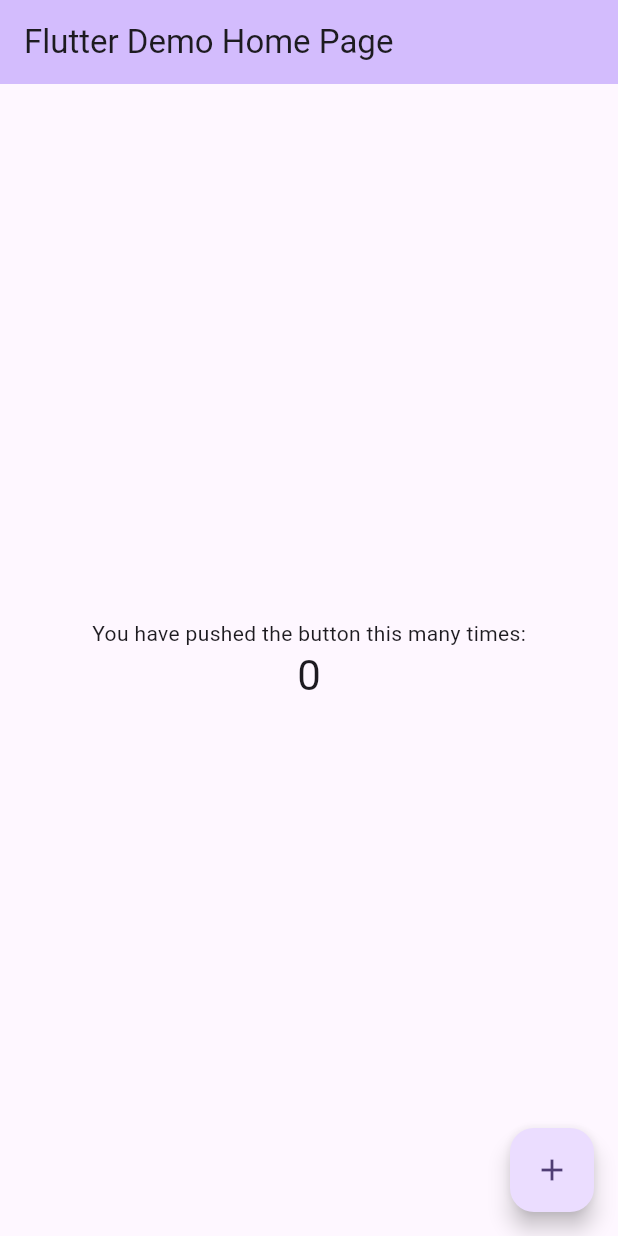
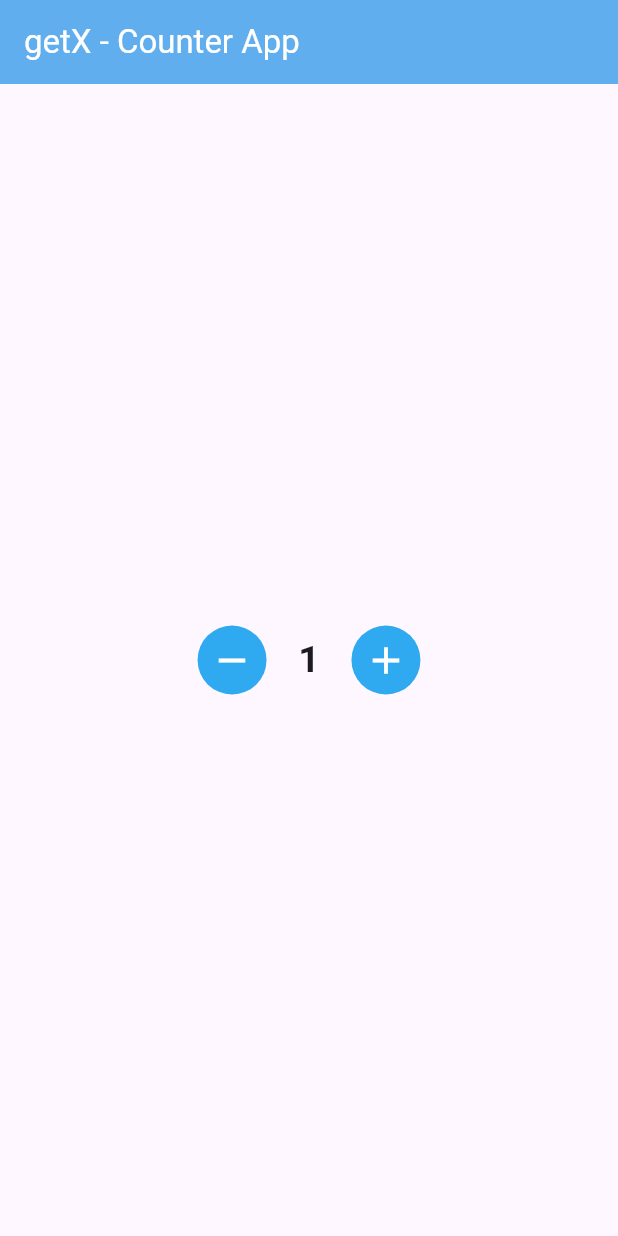
Before and after one commit to jonik2909/getX-counter-app, a Flutter app: the screen it shows after launch, on a phone screen of 412 x 824 dp. Run offline on Flutter 3.47's test engine with Material 3 defaults, Android fonts, the light colour scheme and no system bars.

Commit message:
feat: develop counter view

```diff
--- a/lib/main.dart
+++ b/lib/main.dart
@@ -12,114 +12,64 @@
   Widget build(BuildContext context) {
     return MaterialApp(
       title: 'Flutter Demo',
-      theme: ThemeData(
-        // This is the theme of your application.
-        //
-        // TRY THIS: Try running your application with "flutter run". You'll see
-        // the application has a purple toolbar. Then, without quitting the app,
-        // try changing the seedColor in the colorScheme below to Colors.green
-        // and then invoke "hot reload" (save your changes or press the "hot
-        // reload" button in a Flutter-supported IDE, or press "r" if you used
-        // the command line to start the app).
-        //
-        // Notice that the counter didn't reset back to zero; the application
-        // state is not lost during the reload. To reset the state, use hot
-        // restart instead.
-        //
-        // This works for code too, not just values: Most code changes can be
-        // tested with just a hot reload.
-        colorScheme: ColorScheme.fromSeed(seedColor: Colors.deepPurple),
-        useMaterial3: true,
-      ),
-      home: const MyHomePage(title: 'Flutter Demo Home Page'),
+      home: HomePage(),
     );
   }
 }
 
-class MyHomePage extends StatefulWidget {
-  const MyHomePage({super.key, required this.title});
-
-  // This widget is the home page of your application. It is stateful, meaning
-  // that it has a State object (defined below) that contains fields that affect
-  // how it looks.
-
-  // This class is the configuration for the state. It holds the values (in this
-  // case the title) provided by the parent (in this case the App widget) and
-  // used by the build method of the State. Fields in a Widget subclass are
-  // always marked "final".
-
-  final String title;
-
-  @override
-  State<MyHomePage> createState() => _MyHomePageState();
-}
-
-class _MyHomePageState extends State<MyHomePage> {
-  int _counter = 0;
-
-  void _incrementCounter() {
-    setState(() {
-      // This call to setState tells the Flutter framework that something has
-      // changed in this State, which causes it to rerun the build method below
-      // so that the display can reflect the updated values. If we changed
-      // _counter without calling setState(), then the build method would not be
-      // called again, and so nothing would appear to happen.
-      _counter++;
-    });
-  }
+class HomePage extends StatelessWidget {
+  HomePage({super.key});
 
   @override
   Widget build(BuildContext context) {
-    // This method is rerun every time setState is called, for instance as done
-    // by the _incrementCounter method above.
-    //
-    // The Flutter framework has been optimized to make rerunning build methods
-    // fast, so that you can just rebuild anything that needs updating rather
-    // than having to individually change instances of widgets.
-    return Scaffold(
+    return MaterialApp(
+      debugShowCheckedModeBanner: false,
+      home: Scaffold(
         appBar: AppBar(
-        // TRY THIS: Try changing the color here to a specific color (to
-        // Colors.amber, perhaps?) and trigger a hot reload to see the AppBar
-        // change color while the other colors stay the same.
-        backgroundColor: Theme.of(context).colorScheme.inversePrimary,
-        // Here we take the value from the MyHomePage object that was created by
-        // the App.build method, and use it to set our appbar title.
-        title: Text(widget.title),
+          backgroundColor: const Color.fromARGB(255, 96, 174, 237),
+          title: const Text(
+            "getX - Counter App",
+            style: TextStyle(color: Colors.white),
+          ),
         ),
         body: Center(
-        // Center is a layout widget. It takes a single child and positions it
-        // in the middle of the parent.
-        child: Column(
-          // Column is also a layout widget. It takes a list of children and
-          // arranges them vertically. By default, it sizes itself to fit its
-          // children horizontally, and tries to be as tall as its parent.
-          //
-          // Column has various properties to control how it sizes itself and
-          // how it positions its children. Here we use mainAxisAlignment to
-          // center the children vertically; the main axis here is the vertical
-          // axis because Columns are vertical (the cross axis would be
-          // horizontal).
-          //
-          // TRY THIS: Invoke "debug painting" (choose the "Toggle Debug Paint"
-          // action in the IDE, or press "p" in the console), to see the
-          // wireframe for each widget.
+          child: Row(
             mainAxisAlignment: MainAxisAlignment.center,
-          children: <Widget>[
-            const Text(
-              'You have pushed the button this many times:',
+            children: [
+              IconButton(
+                iconSize: 30,
+                style: IconButton.styleFrom(
+                    backgroundColor: Color.fromARGB(255, 47, 169, 240)),
+                icon: const Icon(
+                  Icons.remove,
+                  color: Colors.white,
+                ),
+                onPressed: () {},
+              ),
+              const SizedBox(
+                width: 20,
               ),
               Text(
-              '$_counter',
-              style: Theme.of(context).textTheme.headlineMedium,
+                '1',
+                style: TextStyle(fontSize: 25, fontWeight: FontWeight.bold),
+              ),
+              const SizedBox(
+                width: 20,
+              ),
+              IconButton(
+                iconSize: 30,
+                style: IconButton.styleFrom(
+                    backgroundColor: Color.fromARGB(255, 47, 169, 240)),
+                icon: const Icon(
+                  Icons.add,
+                  color: Colors.white,
+                ),
+                onPressed: () {},
               ),
             ],
           ),
         ),
-      floatingActionButton: FloatingActionButton(
-        onPressed: _incrementCounter,
-        tooltip: 'Increment',
-        child: const Icon(Icons.add),
-      ), // This trailing comma makes auto-formatting nicer for build methods.
+      ),
     );
   }
 }
```
Lines whose indentation alone changed are shown as unchanged.
